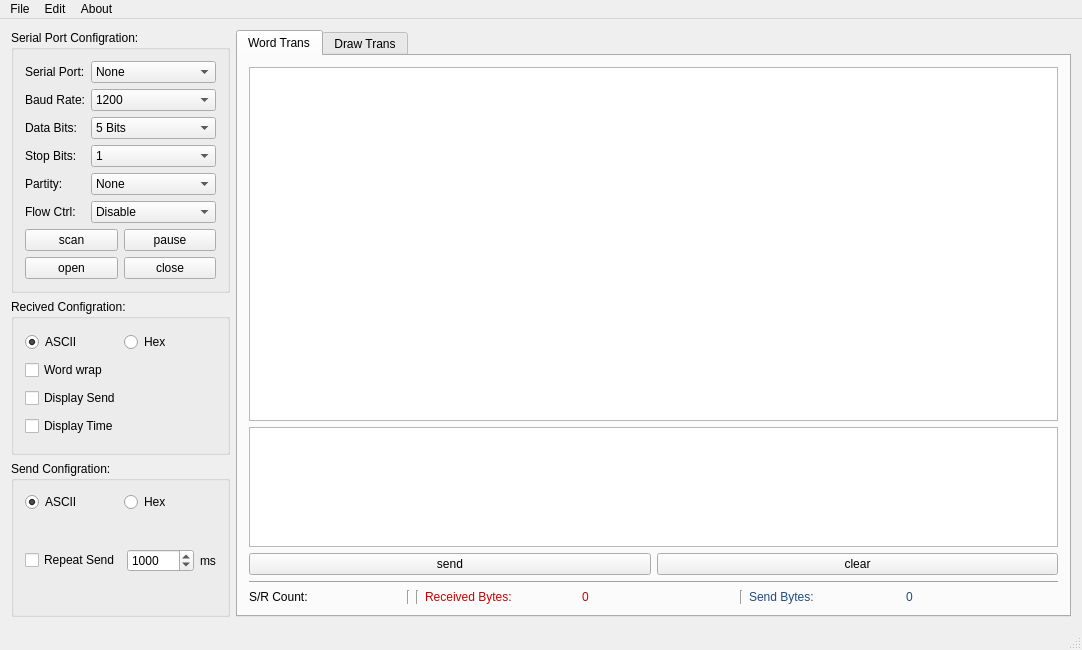
This is serialport.ui in carloscn/tinyserial as Qt 5 draws it before an edit. The edited form follows.
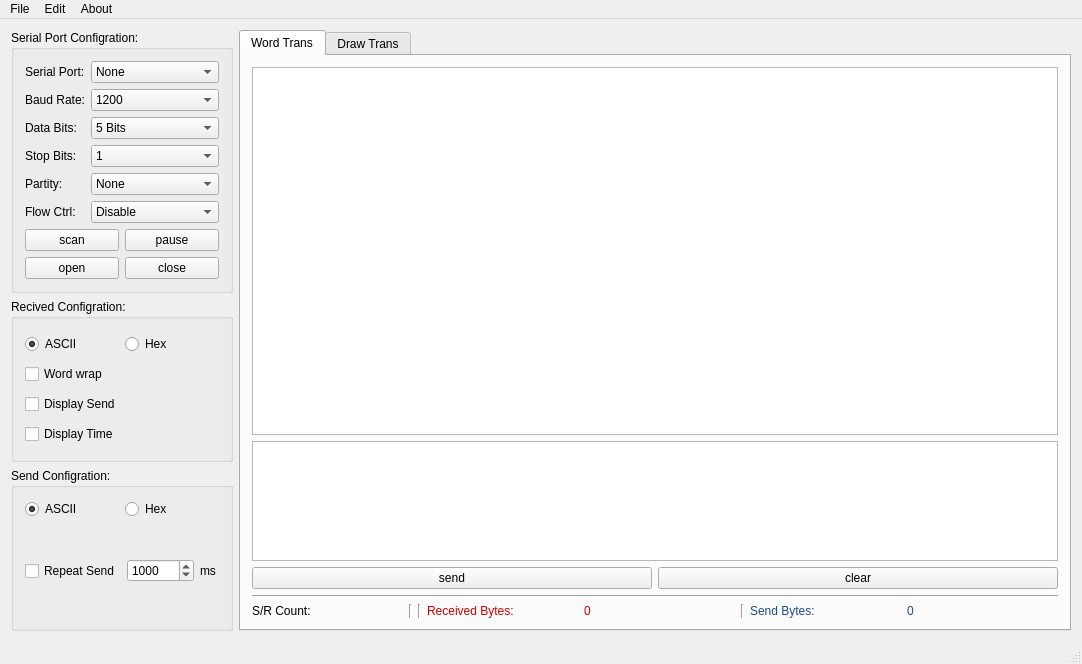
This is the edited form.

```diff
--- a/serialport.ui
+++ b/serialport.ui
@@ -7,7 +7,7 @@
     <x>0</x>
     <y>0</y>
     <width>1082</width>
-    <height>650</height>
+    <height>664</height>
    </rect>
   </property>
   <property name="windowTitle">
@@ -34,6 +34,24 @@
            </item>
            <item row="0" column="1">
             <widget class="QComboBox" name="comboBox_serialPort">
+             <property name="sizePolicy">
+              <sizepolicy hsizetype="Fixed" vsizetype="Fixed">
+               <horstretch>0</horstretch>
+               <verstretch>0</verstretch>
+              </sizepolicy>
+             </property>
+             <property name="minimumSize">
+              <size>
+               <width>128</width>
+               <height>0</height>
+              </size>
+             </property>
+             <property name="maximumSize">
+              <size>
+               <width>128</width>
+               <height>16777215</height>
+              </size>
+             </property>
              <item>
               <property name="text">
                <string>None</string>
@@ -50,6 +68,24 @@
            </item>
            <item row="1" column="1">
             <widget class="QComboBox" name="comboBox_baudrate">
+             <property name="sizePolicy">
+              <sizepolicy hsizetype="Fixed" vsizetype="Fixed">
+               <horstretch>0</horstretch>
+               <verstretch>0</verstretch>
+              </sizepolicy>
+             </property>
+             <property name="minimumSize">
+              <size>
+               <width>128</width>
+               <height>0</height>
+              </size>
+             </property>
+             <property name="maximumSize">
+              <size>
+               <width>128</width>
+               <height>16777215</height>
+              </size>
+             </property>
              <item>
               <property name="text">
                <string>1200</string>
@@ -101,6 +137,24 @@
            </item>
            <item row="2" column="1">
             <widget class="QComboBox" name="comboBox_databits">
+             <property name="sizePolicy">
+              <sizepolicy hsizetype="Fixed" vsizetype="Fixed">
+               <horstretch>0</horstretch>
+               <verstretch>0</verstretch>
+              </sizepolicy>
+             </property>
+             <property name="minimumSize">
+              <size>
+               <width>128</width>
+               <height>0</height>
+              </size>
+             </property>
+             <property name="maximumSize">
+              <size>
+               <width>128</width>
+               <height>16777215</height>
+              </size>
+             </property>
              <item>
               <property name="text">
                <string>5 Bits</string>
@@ -132,6 +186,24 @@
            </item>
            <item row="3" column="1">
             <widget class="QComboBox" name="comboBox_stopbits">
+             <property name="sizePolicy">
+              <sizepolicy hsizetype="Fixed" vsizetype="Fixed">
+               <horstretch>0</horstretch>
+               <verstretch>0</verstretch>
+              </sizepolicy>
+             </property>
+             <property name="minimumSize">
+              <size>
+               <width>128</width>
+               <height>0</height>
+              </size>
+             </property>
+             <property name="maximumSize">
+              <size>
+               <width>128</width>
+               <height>16777215</height>
+              </size>
+             </property>
              <item>
               <property name="text">
                <string>1</string>
@@ -158,6 +230,24 @@
            </item>
            <item row="4" column="1">
             <widget class="QComboBox" name="comboBox_checkdigit">
+             <property name="sizePolicy">
+              <sizepolicy hsizetype="Fixed" vsizetype="Fixed">
+               <horstretch>0</horstretch>
+               <verstretch>0</verstretch>
+              </sizepolicy>
+             </property>
+             <property name="minimumSize">
+              <size>
+               <width>128</width>
+               <height>0</height>
+              </size>
+             </property>
+             <property name="maximumSize">
+              <size>
+               <width>128</width>
+               <height>16777215</height>
+              </size>
+             </property>
              <item>
               <property name="text">
                <string>None</string>
@@ -194,6 +284,24 @@
            </item>
            <item row="5" column="1">
             <widget class="QComboBox" name="comboBox_flowctrl">
+             <property name="sizePolicy">
+              <sizepolicy hsizetype="Fixed" vsizetype="Fixed">
+               <horstretch>0</horstretch>
+               <verstretch>0</verstretch>
+              </sizepolicy>
+             </property>
+             <property name="minimumSize">
+              <size>
+               <width>128</width>
+               <height>0</height>
+              </size>
+             </property>
+             <property name="maximumSize">
+              <size>
+               <width>128</width>
+               <height>16777215</height>
+              </size>
+             </property>
              <item>
               <property name="text">
                <string>Disable</string>
```
Left out of the diff: 6 changed lines with no effect on the pictures.
